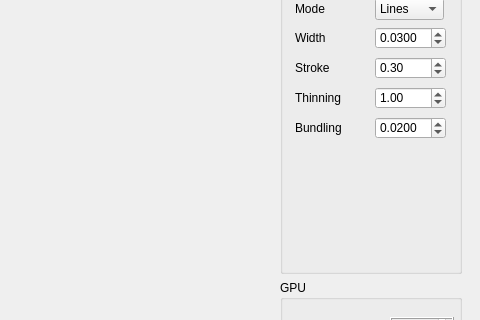
Qt form src/mainwindow.ui (themangosteen/Visualization2-17s) before a commit; both pictures show x 632 to 1112 and y 135 to 455 of the 1112 by 748 pixel window.
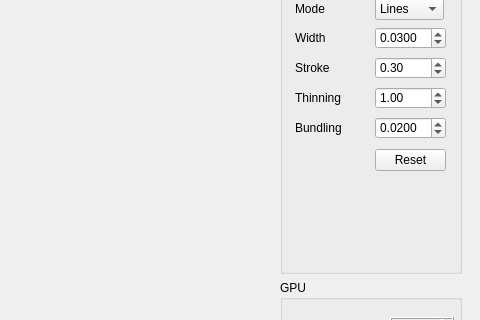
The same form after that commit.

Commit message: added reset button for draw parameters

```diff
--- a/src/mainwindow.ui
+++ b/src/mainwindow.ui
@@ -336,6 +336,19 @@
            <double>0.300000000000000</double>
           </property>
          </widget>
+         <widget class="QPushButton" name="pushButtonRestoreDefaults">
+          <property name="geometry">
+           <rect>
+            <x>95</x>
+            <y>191</y>
+            <width>71</width>
+            <height>22</height>
+           </rect>
+          </property>
+          <property name="text">
+           <string>Reset</string>
+          </property>
+         </widget>
         </widget>
        </item>
        <item>
```
Left out of the diff: 3 changed lines with no effect on the pictures. The commit also changes 4 other files.
